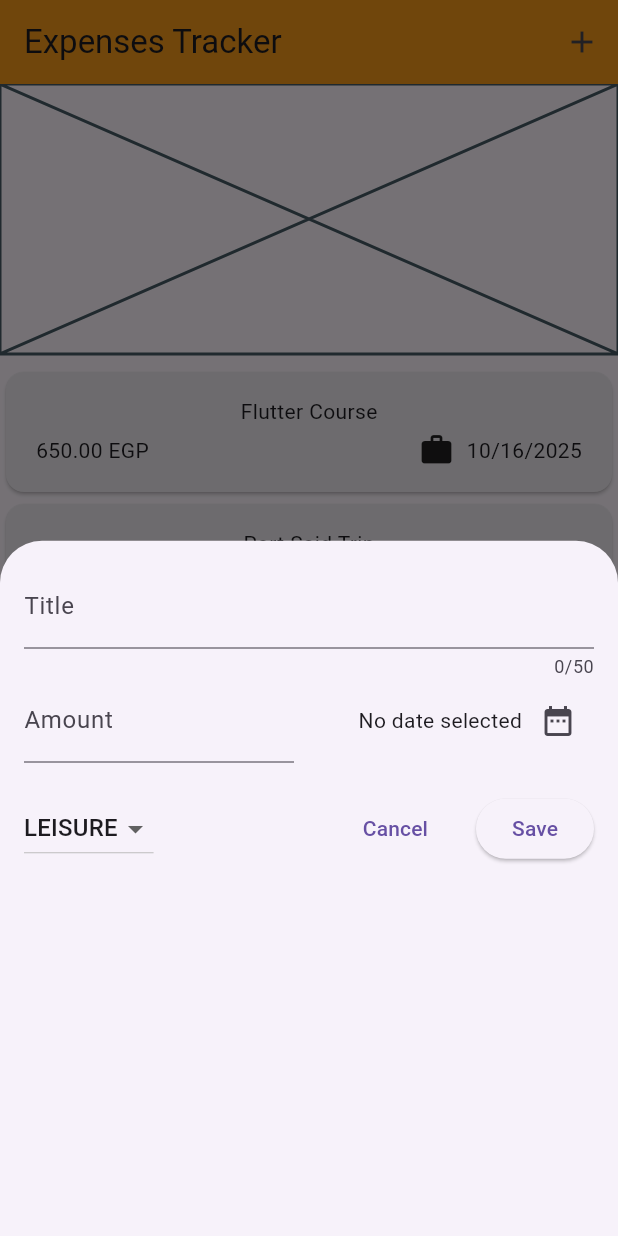
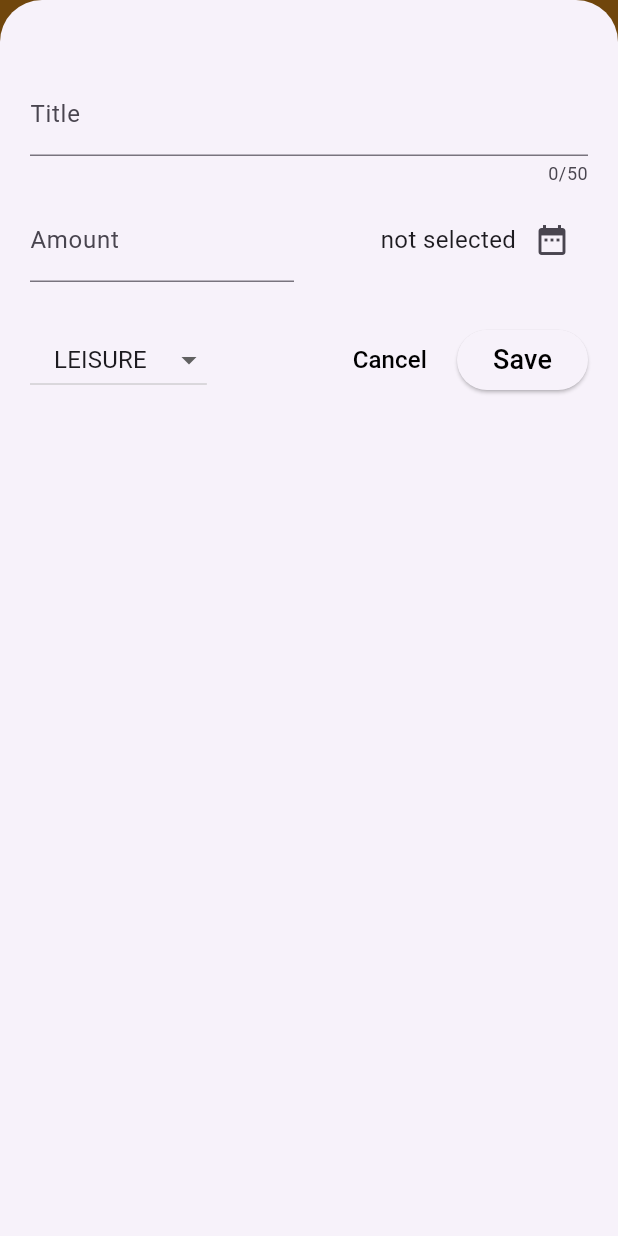
Before and after one commit to RonydaEssam/expense_tracker, a Flutter app: the screen it shows after launch, after a tap on the "add" icon, on a phone screen of 412 x 824 dp. Run offline on Flutter 3.47's test engine with Material 3 defaults, Android fonts, the phone set to English and light mode, and no system bars.

Commit message:
some text styling

```diff
--- a/lib/models/expense.dart
+++ b/lib/models/expense.dart
@@ -9,7 +9,7 @@ const uuid = Uuid();
 enum Category { food, travel, leisure, work }
 
 const categoryIcons = {
-  Category.food: Icons.food_bank_outlined,
+  Category.food: Icons.dining,
   Category.travel: Icons.luggage,
   Category.leisure: Icons.movie_filter,
   Category.work: Icons.work,
--- a/lib/widgets/expenses.dart
+++ b/lib/widgets/expenses.dart
@@ -30,6 +30,7 @@ class _ExpensesState extends State<Expenses> {
 
   void _openAddExpenseOverlay() {
     showModalBottomSheet(
+      isScrollControlled: true,
       context: context,
       builder: (ctx) => NewExpense(onAddExpense: _addExpense),
     );
--- a/lib/widgets/expenses_list/expense_item.dart
+++ b/lib/widgets/expenses_list/expense_item.dart
@@ -17,19 +17,28 @@ class ExpenseItem extends StatelessWidget {
         ),
         child: Column(
           children: [
-            Text(expense.title),
+            Text(
+              expense.title,
+              style: TextStyle(color: Colors.black, fontSize: 18),
+            ),
             SizedBox(
-              height: 4,
+              height: 12,
             ),
             Row(
               children: [
-                Text('${expense.amount.toStringAsFixed(2)} EGP'),
+                Text(
+                  '${expense.amount.toStringAsFixed(2)} EGP',
+                  style: TextStyle(color: Colors.black, fontSize: 16),
+                ),
                 const Spacer(),
                 Row(
                   children: [
                     Icon(categoryIcons[expense.category]),
                     SizedBox(width: 8),
-                    Text(expense.formattedDate),
+                    Text(
+                      expense.formattedDate,
+                      style: TextStyle(color: Colors.black, fontSize: 16),
+                    ),
                   ],
                 ),
               ],
--- a/lib/widgets/new_expense.dart
+++ b/lib/widgets/new_expense.dart
@@ -60,7 +60,7 @@ class _NewExpenseState extends State<NewExpense> {
         context: context,
         builder: (ctx) {
           return AlertDialog(
-            title: Text(
+            title: const Text(
               'Invalid input',
               textAlign: TextAlign.center,
             ),
@@ -70,7 +70,7 @@ class _NewExpenseState extends State<NewExpense> {
                 onPressed: () {
                   Navigator.pop(ctx);
                 },
-                child: Text('Okay'),
+                child: const Text('Okay'),
               ),
             ],
           );
@@ -94,7 +94,7 @@ class _NewExpenseState extends State<NewExpense> {
   @override
   Widget build(BuildContext context) {
     return Padding(
-      padding: const EdgeInsetsGeometry.all(16),
+      padding: const EdgeInsetsGeometry.fromLTRB(20, 48, 20, 20),
       child: ListView(
         children: [
           TextField(
@@ -104,6 +104,7 @@ class _NewExpenseState extends State<NewExpense> {
               label: Text('Title'),
             ),
           ),
+          const SizedBox(height: 8),
           Row(
             children: [
               Expanded(
@@ -116,7 +117,7 @@ class _NewExpenseState extends State<NewExpense> {
                   keyboardType: TextInputType.number,
                 ),
               ),
-              SizedBox(width: 20),
+              const SizedBox(width: 20),
               Expanded(
                 child: Row(
                   mainAxisAlignment: MainAxisAlignment.end,
@@ -124,8 +125,9 @@ class _NewExpenseState extends State<NewExpense> {
                   children: [
                     Text(
                       _selectedDate == null
-                          ? 'No date selected'
+                          ? 'not selected'
                           : formatter.format(_selectedDate!),
+                      style: TextStyle(fontSize: 16),
                     ),
                     IconButton(
                       onPressed: _presentDatePicker,
@@ -136,7 +138,7 @@ class _NewExpenseState extends State<NewExpense> {
               ),
             ],
           ),
-          const SizedBox(height: 20),
+          const SizedBox(height: 28),
           Row(
             mainAxisAlignment: MainAxisAlignment.center,
             children: [
@@ -146,7 +148,16 @@ class _NewExpenseState extends State<NewExpense> {
                     .map(
                       (category) => DropdownMenuItem(
                         value: category,
-                        child: Text(category.name.toUpperCase()),
+                        child: Padding(
+                          padding: const EdgeInsets.symmetric(
+                            horizontal: 16,
+                            vertical: 8,
+                          ),
+                          child: Text(
+                            category.name.toUpperCase(),
+                            style: TextStyle(fontWeight: FontWeight.w400),
+                          ),
+                        ),
                       ),
                     )
                     .toList(),
@@ -164,12 +175,18 @@ class _NewExpenseState extends State<NewExpense> {
                 onPressed: () {
                   Navigator.pop(context);
                 },
-                child: Text('Cancel'),
+                child: Text(
+                  'Cancel',
+                  style: TextStyle(color: Colors.black, fontSize: 16),
+                ),
               ),
-              SizedBox(width: 20),
+              SizedBox(width: 8),
               ElevatedButton(
                 onPressed: _submitExpenseData,
-                child: const Text('Save'),
+                child: const Text(
+                  'Save',
+                  style: TextStyle(color: Colors.black, fontSize: 18),
+                ),
               ),
             ],
           ),
```
